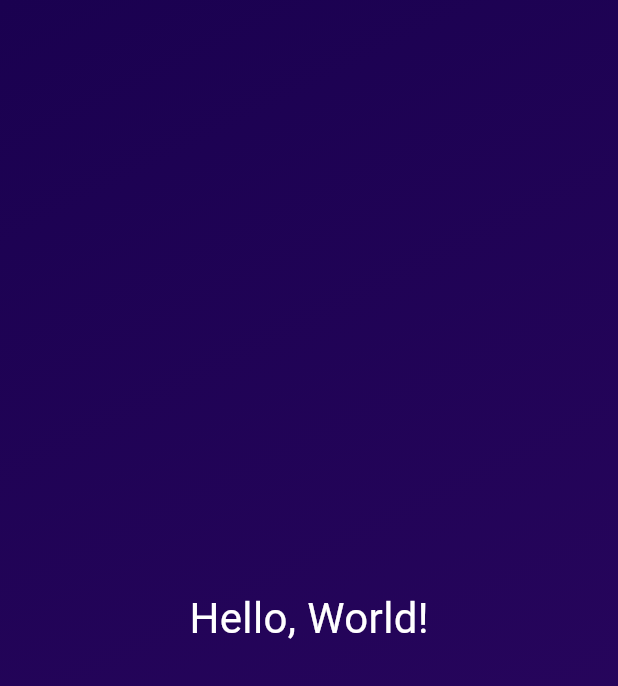
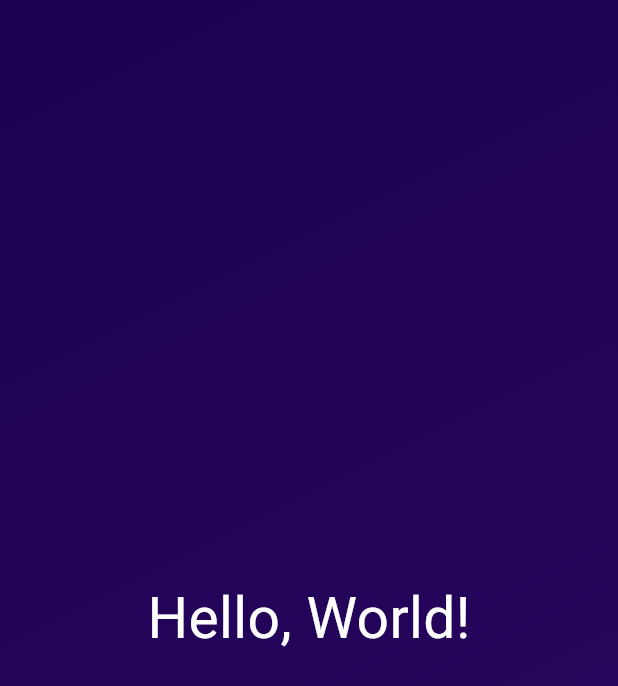
Before and after one commit to nehru35/Flutter-Dart---The-Complete-Guide-2023-Edition-, a Flutter app: the screen it shows after launch, on a phone screen of 412 x 824 dp. Shown: the top 686 px of the screen. Run offline on Flutter 3.47's test engine with Material 3 defaults, Android fonts, the phone set to English and light mode, and no system bars.

Commit message:
Frist class

```diff
--- a/basics/lib/main.dart
+++ b/basics/lib/main.dart
@@ -4,7 +4,16 @@ void main() {
   runApp(
     MaterialApp(
       home: Scaffold(
-        body: Container(
+        body: GradienteContainer(),
+      )
+    )
+  );
+}
+
+class GradienteContainer extends StatelessWidget {
+  @override
+  Widget build(context) {
+    return  Container(
           decoration: const BoxDecoration(
             gradient: LinearGradient(
               colors: [
@@ -20,12 +29,10 @@ void main() {
               'Hello, World!',
               style: TextStyle(
                 color: Colors.white,
-                fontSize: 28,
+                fontSize: 38,
               ),
               ),
           ),
-        )
-      )
-    )
-  );
+        );
+  }
 }
```
